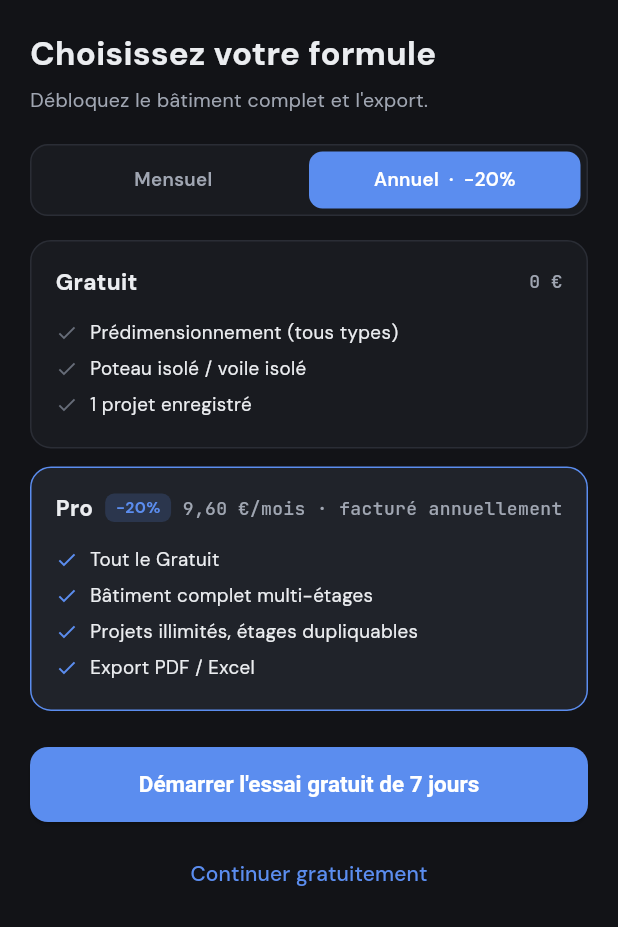
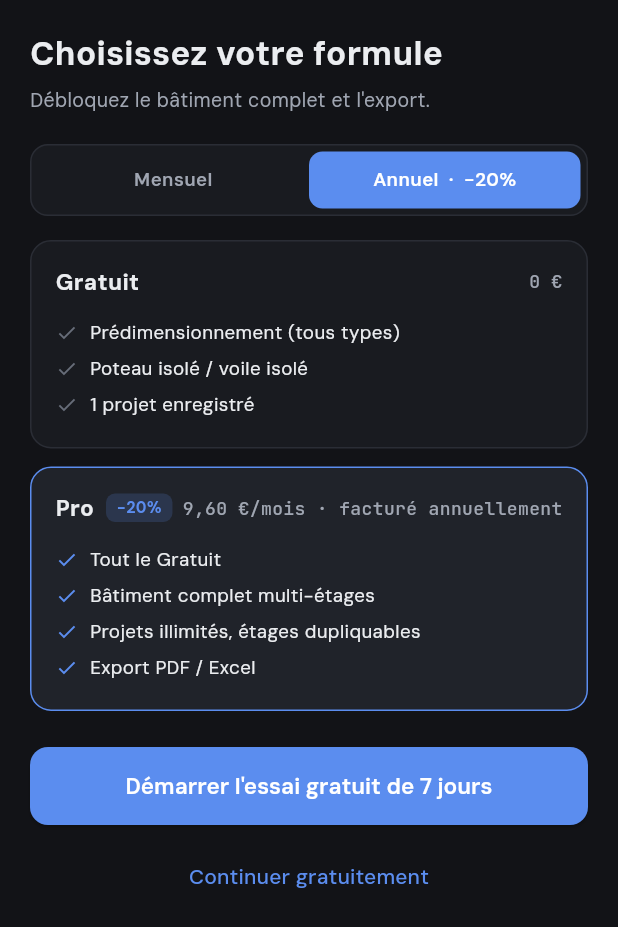
Before and after one commit to BaronAdams/faloads, a Flutter app: the PaywallScreen screen opened directly, on a phone screen of 412 x 824 dp. Shown: the top 927 px of the screen. Run offline on Flutter 3.47's test engine with Material 3 defaults, Android fonts, the phone set to English and light mode, and no system bars; our stand-ins replace shared_preferences; accounts and stored records are empty.

Commit message:
fix: embarquer DM Sans/JetBrains Mono en polices locales
La police ne changeait jamais visuellement parce que le thème
s'appuyait sur google_fonts, qui télécharge les fichiers de police
à l'exécution via le réseau et retombe silencieusement sur la
police système par défaut si ce téléchargement échoue ou n'a pas
le temps d'aboutir (typiquement au premier lancement, ou hors
ligne) — ce qui explique que rien ne semblait appliqué malgré le
code déjà en place.

Les deux polices (variable fonts officielles depuis google/fonts,
licence OFL) sont maintenant embarquées comme assets et déclarées
dans pubspec.yaml, donc disponibles immédiatement sans dépendance
réseau. app_theme.dart n'utilise plus google_fonts: le textTheme
applique "DM Sans" via TextTheme.apply(fontFamily: ...), et
monoTextStyle() référence directement "JetBrains Mono".

Co-Authored-By: Claude Sonnet 5 <noreply@anthropic.com>
Claude-Session: https://claude.ai/code/session_01SM8J175eUJhZ7PQ83KVHSF

```diff
--- a/lib/src/theme/app_theme.dart
+++ b/lib/src/theme/app_theme.dart
@@ -1,11 +1,12 @@
 import "package:flutter/material.dart";
-import "package:google_fonts/google_fonts.dart";
 
 import "app_colors.dart";
 
 /// Quasi-monochrome, precision-engineering theme shared by every screen, in
 /// both a dark and a light variant. DM Sans for UI copy, JetBrains Mono for
-/// numeric/technical values (see [monoTextStyle]).
+/// numeric/technical values (see [monoTextStyle]). Both are bundled as local
+/// assets (see pubspec.yaml's `fonts:` section) rather than fetched over the
+/// network at runtime, so they render correctly offline and on first launch.
 ///
 /// [dark]/[light] intentionally don't read from [AppColors] (whose neutral
 /// tones are themselves brightness-*dependent* getters, switched by
@@ -16,12 +17,16 @@ import "app_colors.dart";
 class AppTheme {
   AppTheme._();
 
+  static const String uiFontFamily = "DM Sans";
+  static const String monoFontFamily = "JetBrains Mono";
+
   static TextStyle monoTextStyle({
     double fontSize = 14,
     FontWeight fontWeight = FontWeight.w500,
     Color? color,
   }) {
-    return GoogleFonts.jetBrainsMono(
+    return TextStyle(
+      fontFamily: monoFontFamily,
       fontSize: fontSize,
       fontWeight: fontWeight,
       color: color ?? AppColors.textPrimary,
@@ -58,7 +63,8 @@ class AppTheme {
     required Color textSecondary,
   }) {
     final base = ThemeData(brightness: brightness);
-    final textTheme = GoogleFonts.dmSansTextTheme(base.textTheme).apply(
+    final textTheme = base.textTheme.apply(
+      fontFamily: uiFontFamily,
       bodyColor: textPrimary,
       displayColor: textPrimary,
     );
@@ -100,6 +106,7 @@ class AppTheme {
             borderRadius: BorderRadius.circular(12),
           ),
           textStyle: const TextStyle(
+            fontFamily: uiFontFamily,
             fontSize: 15,
             fontWeight: FontWeight.w600,
           ),
```
Also changed, not shown: pubspec.yaml (+24 -1 lines), assets/fonts/DMSans-Italic-Variable.ttf (added), assets/fonts/DMSans-Variable.ttf (added), assets/fonts/JetBrainsMono-Variable.ttf (added).
